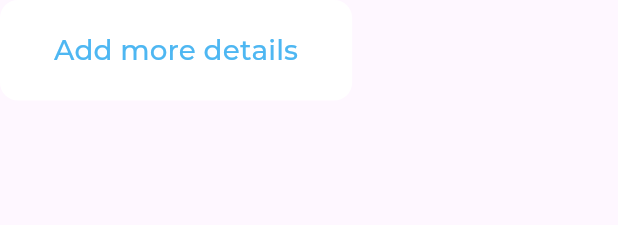
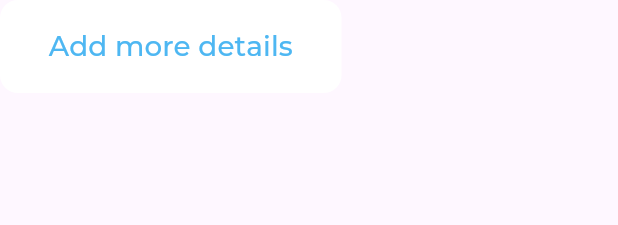
Before and after one commit to kk28xd/responsive_dashboard, a Flutter app: the CustomButton widget shown alone on an empty page, opened directly, on a phone screen of 412 x 824 dp. Shown: the top 225 px of the screen. Run offline on Flutter 3.47's test engine with Material 3 defaults, Android fonts, the phone set to English and light mode, and no system bars; our stand-ins replace device_preview, expandable_page_view, fl_chart, flutter_bloc, flutter_svg; project files that could hold a hidden picture were left out.

Commit message:
use safeArea and enhance the text in the buttons

```diff
--- a/lib/widgets/custom_button.dart
+++ b/lib/widgets/custom_button.dart
@@ -1,5 +1,7 @@
 import 'package:flutter/material.dart';
 import 'package:responsive_dashboard/utils/styles.dart';
+
+import '../utils/size_config.dart';
 
 class CustomButton extends StatelessWidget {
   const CustomButton({super.key, this.color, required this.title});
@@ -18,13 +20,38 @@ class CustomButton extends StatelessWidget {
       onPressed: () {},
       color: color ?? const Color(0xff4EB7F2),
       child: Padding(
-        padding: const EdgeInsets.all(20),
-        child: Text(title,
-            style: color == null
-                ? Styles.styleSemiBold18(context)
-                    .copyWith(color: const Color(0xffFFFFFF))
-                : Styles.styleSemiBold18(context)),
+        padding: EdgeInsets.all(getResponsivePadding(context, padding: 20)),
+        child: FittedBox(
+          child: Text(title,
+              style: color == null
+                  ? Styles.styleSemiBold18(context)
+                      .copyWith(color: const Color(0xffFFFFFF))
+                  : Styles.styleSemiBold18(context)),
+        ),
       ),
     );
   }
 }
+
+double getResponsivePadding(BuildContext context, {required double padding}) {
+  double scaleFactor = getScaleFactor(context);
+  double responsiveFontSize = padding * scaleFactor;
+  double lowerLimit = padding * .8;
+  double upperLimit = padding * 1.2;
+  return responsiveFontSize.clamp(lowerLimit, upperLimit);
+}
+
+double getScaleFactor(BuildContext context) {
+  double width = MediaQuery.of(context).size.width;
+  // var dispatcher = PlatformDispatcher.instance;
+  // var physicalWidth = dispatcher.views.first.physicalSize.width;
+  // var devicePixelRatio = dispatcher.views.first.devicePixelRatio;
+  // double width = physicalWidth / devicePixelRatio;
+  if (width < SizeConfig.mobileLayoutBreakPoint) {
+    return width / 500;
+  } else if (width < SizeConfig.tabletLayoutBreakPoint) {
+    return width / 900;
+  } else {
+    return width / 1536;
+  }
+}
--- a/lib/widgets/custom_drawer.dart
+++ b/lib/widgets/custom_drawer.dart
@@ -14,7 +14,8 @@ class CustomDrawer extends StatelessWidget {
 
   @override
   Widget build(BuildContext context) {
-    return Container(
+    return SafeArea(
+      child: Container(
         width: MediaQuery.of(context).size.width * .7,
         color: const Color(0xffFFFFFF),
         child: const CustomScrollView(
@@ -63,6 +64,7 @@ class CustomDrawer extends StatelessWidget {
             )
           ],
         ),
+      ),
     );
   }
 }
```
Lines whose indentation alone changed are shown as unchanged.
